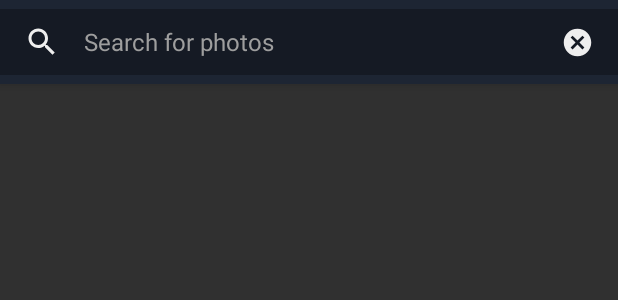
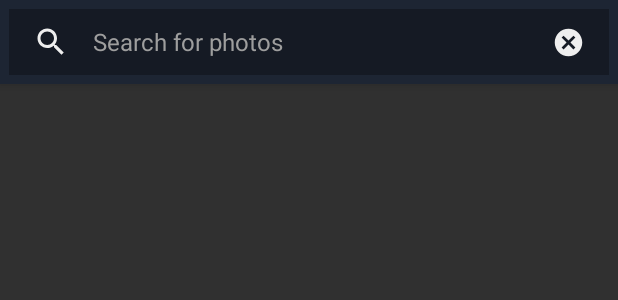
Before and after one commit to SIKV/Photos, an Android app: the layout fragment_search.xml on its own in the app's theme, with its tools: preview values and no code run, on a phone screen of 412 x 824 dp. Shown: the top 300 px of the screen. Run offline under Robolectric (Android 15) with nearby library versions, the phone set to English and light mode, and no system bars.

Commit message:
Search tabLayout style changes

```diff
--- a/app/src/main/java/com/github/sikv/photos/ui/fragment/SearchFragment.kt
+++ b/app/src/main/java/com/github/sikv/photos/ui/fragment/SearchFragment.kt
@@ -4,13 +4,13 @@ import android.animation.ArgbEvaluator
 import android.animation.ObjectAnimator
 import android.animation.ValueAnimator
 import android.os.Bundle
-import androidx.core.content.ContextCompat
 import android.text.Editable
 import android.text.TextWatcher
 import android.view.LayoutInflater
 import android.view.View
 import android.view.ViewGroup
 import android.view.inputmethod.EditorInfo
+import androidx.core.content.ContextCompat
 import com.github.sikv.photos.R
 import com.github.sikv.photos.data.PhotoSource
 import com.github.sikv.photos.ui.adapter.ViewPagerAdapter
@@ -125,7 +125,7 @@ class SearchFragment : BaseFragment() {
             val params = searchEditLayout.layoutParams as? ViewGroup.MarginLayoutParams
 
             val newMargin = valueAnimator.animatedValue as Int
-            params?.setMargins(0, newMargin, 0, newMargin)
+            params?.setMargins(newMargin, newMargin, newMargin, newMargin)
 
             searchEditLayout.layoutParams = params
         }
--- a/app/src/main/res/drawable/bg_search_layout.xml
+++ b/app/src/main/res/drawable/bg_search_layout.xml
@@ -1,5 +1,7 @@
 <?xml version="1.0" encoding="utf-8"?>
 <shape xmlns:android="http://schemas.android.com/apk/res/android"
     android:shape="rectangle">
+
     <solid android:color="@color/colorSearchBackground"/>
+
 </shape>
--- /dev/null
+++ b/app/src/main/res/drawable/tab_indicator.xml
@@ -0,0 +1,9 @@
+<?xml version="1.0" encoding="utf-8"?>
+<shape xmlns:android="http://schemas.android.com/apk/res/android"
+    android:shape="rectangle">
+
+    <size android:height="4dp"/>
+    <corners android:topLeftRadius="16dp" android:topRightRadius="16dp"/>
+    <solid android:color="@color/colorAccent"/>
+
+</shape>
--- a/app/src/main/res/layout/fragment_search.xml
+++ b/app/src/main/res/layout/fragment_search.xml
@@ -23,8 +23,7 @@
                 android:id="@+id/searchEditLayout"
                 android:layout_width="match_parent"
                 android:layout_height="match_parent"
-                android:layout_marginTop="6dp"
-                android:layout_marginBottom="6dp"
+                android:layout_margin="6dp"
                 android:paddingStart="16dp"
                 android:paddingEnd="16dp"
                 android:background="@drawable/bg_search_layout">
@@ -80,11 +79,12 @@
             android:layout_width="match_parent"
             android:layout_height="wrap_content"
             app:tabTextColor="@color/colorText"
-            app:tabSelectedTextColor="@color/colorText"
+            app:tabSelectedTextColor="@color/colorAccent"
             app:tabTextAppearance="@style/TabBarTextAppearance"
+            app:tabIndicatorFullWidth="false"
+            app:tabIndicator="@drawable/tab_indicator"
             app:tabMode="fixed"
             app:tabGravity="fill"
-            app:tabIndicatorHeight="4dp"
             android:background="@color/colorPrimary"
             android:visibility="gone"/>
 
```
